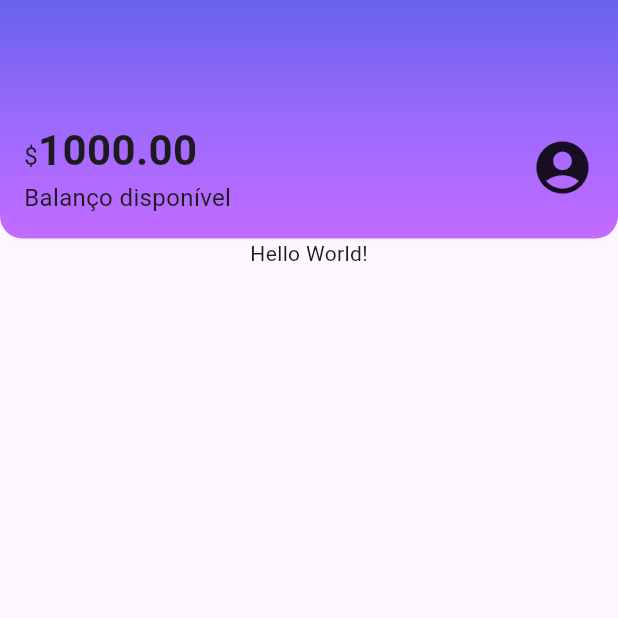
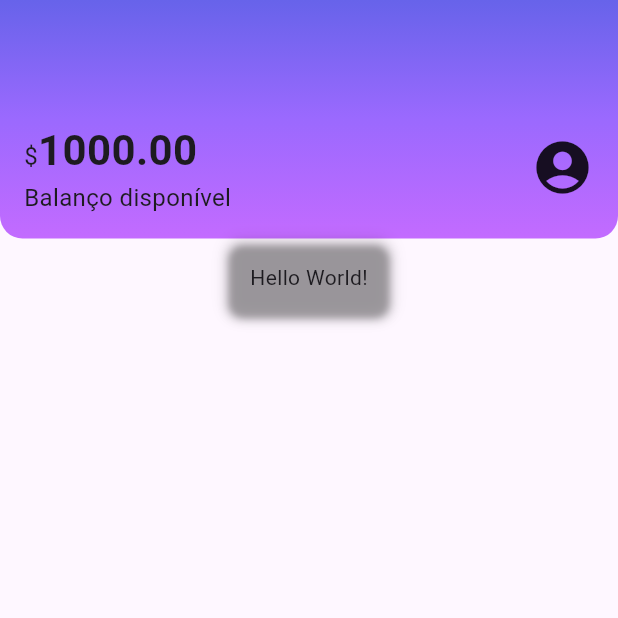
Before and after one commit to leonardo-silva/flutter-alubank, a Flutter app: the screen it shows after launch, on a phone screen of 412 x 824 dp, the top half of it. Run offline on Flutter 3.47's test engine with Material 3 defaults, Android fonts, the light colour scheme and no system bars.

Commit message:
feat: decorating the BoxCard container with shadow

```diff
--- a/lib/components/box_card.dart
+++ b/lib/components/box_card.dart
@@ -6,6 +6,13 @@ class BoxCard extends StatelessWidget {
 
   @override
   Widget build(BuildContext context) {
-    return Container(child: boxContent);
+    return Container(
+      padding: EdgeInsets.all(16),
+      decoration: BoxDecoration(
+        boxShadow: kElevationToShadow[3],
+        borderRadius: BorderRadius.circular(10),
+      ),
+      child: boxContent,
+    );
   }
 }
```
